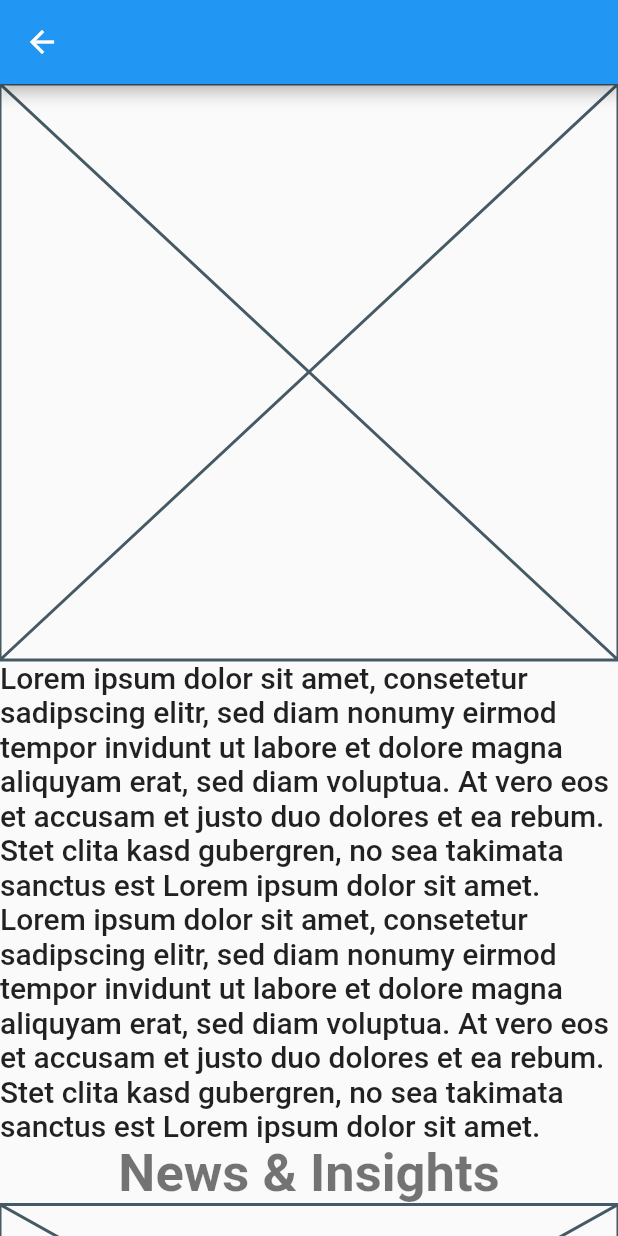
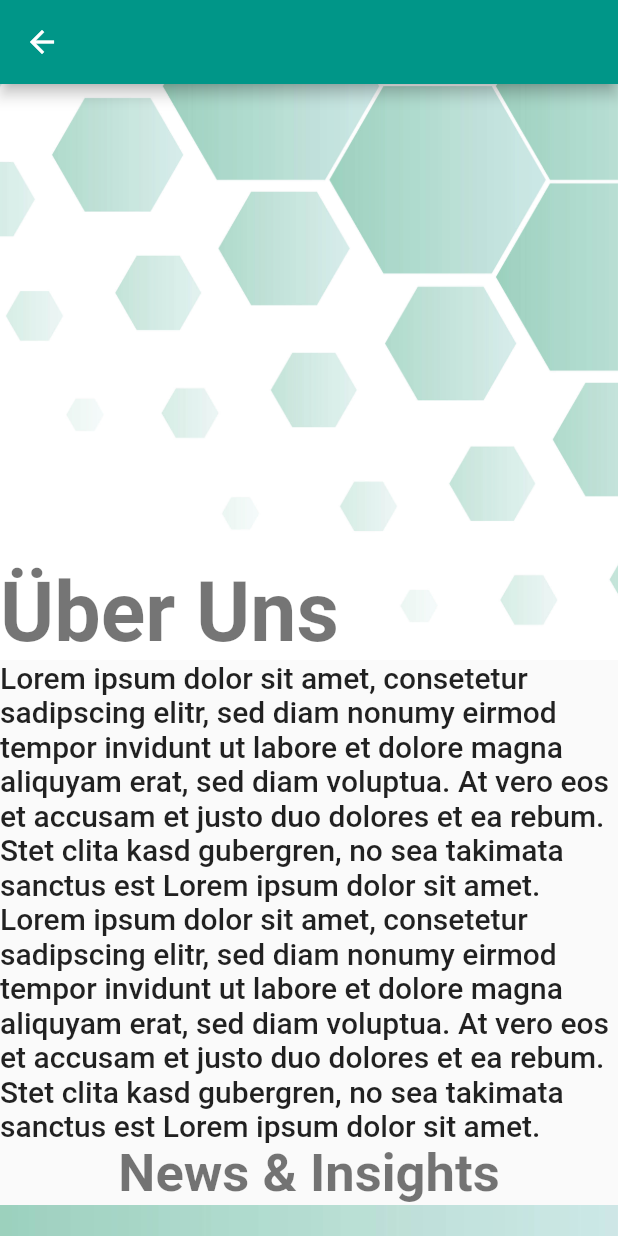
Before and after one commit to MerleL/it_consulting_webapp, a Flutter app: the About_Screen screen opened directly, on a phone screen of 412 x 824 dp. Run offline on Flutter 3.47's test engine with Material 2 defaults, Android fonts, the light colour scheme and no system bars.

Commit message:
Added Pictures.

```diff
--- a/lib/main.dart
+++ b/lib/main.dart
@@ -14,9 +14,10 @@ class MyApp extends StatelessWidget {
     return MaterialApp(
       title: 'IT-Consulting Company',
       theme: ThemeData(
-        primarySwatch: Colors.blue,
+        primarySwatch: Colors.teal,
         textTheme: const TextTheme(
-          headline1: TextStyle(fontSize: 35.0, fontWeight: FontWeight.bold),
+          headline1: TextStyle(fontSize: 55.0, fontWeight: FontWeight.bold),
+          headline2: TextStyle(fontSize: 35.0, fontWeight: FontWeight.bold),
           bodyText1: TextStyle(fontSize: 20.0),
         ),
       ),
--- a/lib/screens/about_screen.dart
+++ b/lib/screens/about_screen.dart
@@ -21,7 +21,7 @@ class About_Screen extends StatelessWidget {
         body: SingleChildScrollView(
           child: Column(
             children: [
-              buildHero(usableHeight),
+              buildHero(usableHeight, context),
               buildIntroduction(usableHeight, context),
               buildInsights(usableHeight, context),
               buildTeam(usableHeight, context),
@@ -39,7 +39,7 @@ class About_Screen extends StatelessWidget {
       children: [
         Text(
           'Unsere Partner',
-          style: Theme.of(context).textTheme.headline1,
+          style: Theme.of(context).textTheme.headline2,
         ),
         Text(
           'Lorem ipsum dolor sit amet, consetetur sadipscing elitr, sed diam nonumy eirmod tempor invidunt ut labore et dolore magna aliquyam erat, sed diam voluptua. At vero eos et accusam et justo duo dolores et ea rebum. Stet clita kasd gubergren, no sea takimata sanctus est Lorem ipsum dolor sit amet.',
@@ -49,18 +49,28 @@ class About_Screen extends StatelessWidget {
     );
   }
 
-  Column buildTeam(double usableHeight, context) {
-    return Column(
+  Container buildTeam(double usableHeight, context) {
+    return Container(
+      height: usableHeight * 0.35,
+      width: MediaQuery.of(context).size.width,
+      decoration: const BoxDecoration(
+        image: DecorationImage(
+          image: AssetImage('lib/assets/images/background_header.jpg'),
+          fit: BoxFit.cover,
+        ),
+      ),
+      child: Column(
         children: [
           Text(
             'Das Team',
-          style: Theme.of(context).textTheme.headline1,
+            style: Theme.of(context).textTheme.headline2,
           ),
           Text(
             'Lorem ipsum dolor sit amet, consetetur sadipscing elitr, sed diam nonumy eirmod tempor invidunt ut labore et dolore magna aliquyam erat, sed diam voluptua. At vero eos et accusam et justo duo dolores et ea rebum. Stet clita kasd gubergren, no sea takimata sanctus est Lorem ipsum dolor sit amet.',
             style: Theme.of(context).textTheme.bodyText1,
           ),
         ],
+      ),
     );
   }
 
@@ -69,24 +79,45 @@ class About_Screen extends StatelessWidget {
       children: [
         Text(
           'News & Insights',
-          style: Theme.of(context).textTheme.headline1,
+          style: Theme.of(context).textTheme.headline2,
         ),
-        Placeholder(
-          fallbackHeight: usableHeight * 0.3,
+        Container(
+          height: usableHeight * 0.3,
+          width: MediaQuery.of(context).size.width,
+          decoration: const BoxDecoration(
+            image: DecorationImage(
+              image: AssetImage('lib/assets/images/background_header.jpg'),
+              fit: BoxFit.cover,
+            ),
+          ),
         ),
         Text(
           'Lorem ipsum dolor sit amet, consetetur sadipscing elitr, sed diam nonumy',
           style: Theme.of(context).textTheme.bodyText1,
         ),
-        Placeholder(
-          fallbackHeight: usableHeight * 0.3,
+        Container(
+          height: usableHeight * 0.3,
+          width: MediaQuery.of(context).size.width,
+          decoration: const BoxDecoration(
+            image: DecorationImage(
+              image: AssetImage('lib/assets/images/background_header.jpg'),
+              fit: BoxFit.cover,
+            ),
+          ),
         ),
         Text(
           'Lorem ipsum dolor sit amet, consetetur sadipscing elitr, sed diam nonumy',
           style: Theme.of(context).textTheme.bodyText1,
         ),
-        Placeholder(
-          fallbackHeight: usableHeight * 0.3,
+        Container(
+          height: usableHeight * 0.3,
+          width: MediaQuery.of(context).size.width,
+          decoration: const BoxDecoration(
+            image: DecorationImage(
+              image: AssetImage('lib/assets/images/background_header.jpg'),
+              fit: BoxFit.cover,
+            ),
+          ),
         ),
         Text(
           'Lorem ipsum dolor sit amet, consetetur sadipscing elitr, sed diam nonumy',
@@ -103,9 +134,23 @@ class About_Screen extends StatelessWidget {
     );
   }
 
-  Placeholder buildHero(double usableHeight) {
-    return Placeholder(
-      fallbackHeight: usableHeight * 0.5,
+  Container buildHero(double usableHeight, context) {
+    return Container(
+      height: usableHeight * 0.5,
+      width: MediaQuery.of(context).size.width,
+      decoration: const BoxDecoration(
+        image: DecorationImage(
+          image: AssetImage('lib/assets/images/background_hero.jpg'),
+          fit: BoxFit.cover,
+        ),
+      ),
+      child: Align(
+        alignment: Alignment.bottomLeft,
+        child: Text(
+          'Über Uns',
+          style: Theme.of(context).textTheme.headline1,
+        ),
+      ),
     );
   }
 }
--- a/pubspec.yaml
+++ b/pubspec.yaml
@@ -60,9 +60,8 @@ flutter:
   uses-material-design: true
 
   # To add assets to your application, add an assets section, like this:
-  # assets:
-  #   - images/a_dot_burr.jpeg
-  #   - images/a_dot_ham.jpeg
+  assets:
+    - lib/assets/images/
 
   # An image asset can refer to one or more resolution-specific "variants", see
   # https://flutter.dev/assets-and-images/#resolution-aware
```
Also changed, not shown: lib/screens/career_screen.dart (+63 -14 lines), lib/screens/contact_screen.dart (+17 -3 lines), lib/screens/home_screen.dart (+65 -25 lines), lib/assets/images/background_header.jpg (added), lib/assets/images/background_hero.jpg (added), lib/assets/images/background_hero_leftbottom.jpg (added). Lines whose indentation alone changed are shown as unchanged.
